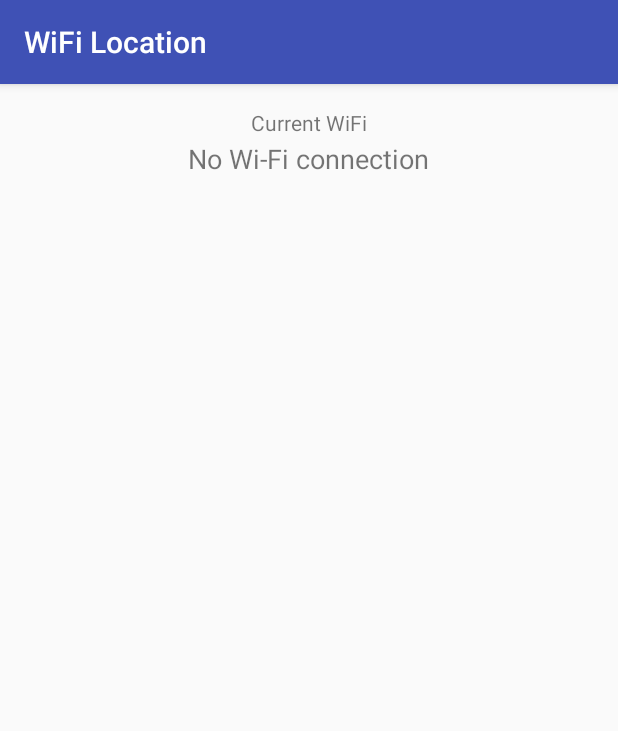
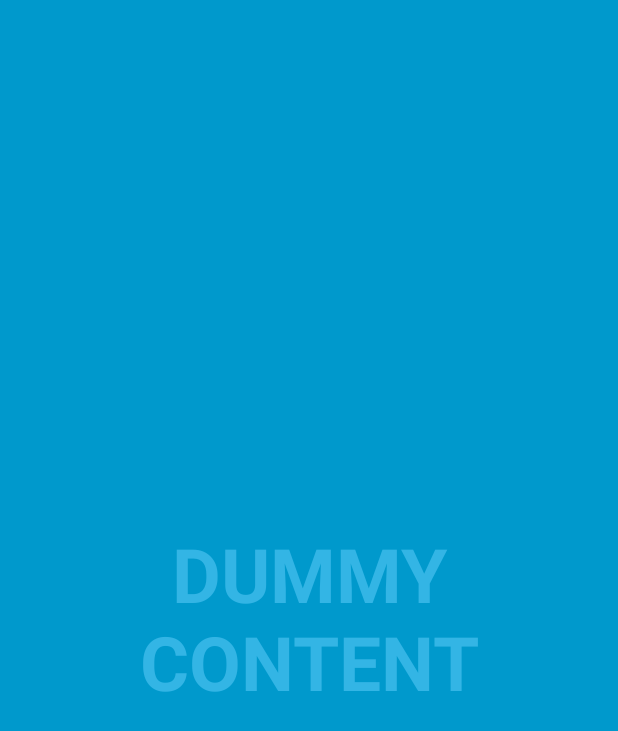
Before and after one commit to tologon/WiFi-Location, an Android app: the screen it shows after launch (WifiInformation before the commit, MapActivity after it), on a phone screen of 412 x 824 dp. Shown: the top 731 px of the screen. Run offline under Robolectric (Android 15) with nearby library versions, the phone set to English and light mode, and no system bars.

Commit message:
Add activity for displaying map of Dobbs Hall of the WIT.

```diff
--- a/app/build.gradle
+++ b/app/build.gradle
@@ -25,5 +25,6 @@ dependencies {
         exclude group: 'com.android.support', module: 'support-annotations'
     })
     compile 'com.android.support:appcompat-v7:23.4.0'
+    compile 'com.android.support:support-v4:23.4.0'
     testCompile 'junit:junit:4.12'
 }
--- a/app/src/main/AndroidManifest.xml
+++ b/app/src/main/AndroidManifest.xml
@@ -2,14 +2,14 @@
 <manifest xmlns:android="http://schemas.android.com/apk/res/android"
     package="com.tologon.android.wifilocation">
 
-    <uses-permission android:name="android.permission.ACCESS_WIFI_STATE"/>
-    <uses-permission android:name="android.permission.INTERNET"/>
-    <uses-permission android:name="android.permission.ACCESS_NETWORK_STATE"/>
-    <uses-permission android:name="android.permission.CHANGE_WIFI_STATE"/>
-    <uses-permission android:name="android.permission.ACCESS_COARSE_LOCATION"/>
-    <uses-permission android:name="android.permission.ACCESS_FINE_LOCATION"/>
-    <uses-permission android:name="android.permission.CHANGE_WIFI_MULTICAST_STATE"/>
-    <uses-permission android:name="android.permission.CHANGE_NETWORK_STATE"/>
+    <uses-permission android:name="android.permission.ACCESS_WIFI_STATE" />
+    <uses-permission android:name="android.permission.INTERNET" />
+    <uses-permission android:name="android.permission.ACCESS_NETWORK_STATE" />
+    <uses-permission android:name="android.permission.CHANGE_WIFI_STATE" />
+    <uses-permission android:name="android.permission.ACCESS_COARSE_LOCATION" />
+    <uses-permission android:name="android.permission.ACCESS_FINE_LOCATION" />
+    <uses-permission android:name="android.permission.CHANGE_WIFI_MULTICAST_STATE" />
+    <uses-permission android:name="android.permission.CHANGE_NETWORK_STATE" />
 
     <application
         android:allowBackup="true"
@@ -18,8 +18,20 @@
         android:supportsRtl="true"
         android:theme="@style/AppTheme">
         <activity android:name=".WifiInformation">
+            <!--<intent-filter>-->
+                <!--<action android:name="android.intent.action.MAIN" />-->
+
+                <!--<category android:name="android.intent.category.LAUNCHER" />-->
+            <!--</intent-filter>-->
+        </activity>
+        <activity
+            android:name=".MapActivity"
+            android:configChanges="orientation|keyboardHidden|screenSize"
+            android:label="@string/title_activity_map"
+            android:theme="@style/FullscreenTheme">
             <intent-filter>
                 <action android:name="android.intent.action.MAIN" />
+
                 <category android:name="android.intent.category.LAUNCHER" />
             </intent-filter>
         </activity>
--- /dev/null
+++ b/app/src/main/java/com/tologon/android/wifilocation/MapActivity.java
@@ -0,0 +1,163 @@
+package com.tologon.android.wifilocation;
+
+import android.annotation.SuppressLint;
+import android.support.v7.app.ActionBar;
+import android.support.v7.app.AppCompatActivity;
+import android.os.Bundle;
+import android.os.Handler;
+import android.view.MotionEvent;
+import android.view.View;
+
+/**
+ * An example full-screen activity that shows and hides the system UI (i.e.
+ * status bar and navigation/system bar) with user interaction.
+ */
+public class MapActivity extends AppCompatActivity {
+    /**
+     * Whether or not the system UI should be auto-hidden after
+     * {@link #AUTO_HIDE_DELAY_MILLIS} milliseconds.
+     */
+    private static final boolean AUTO_HIDE = true;
+
+    /**
+     * If {@link #AUTO_HIDE} is set, the number of milliseconds to wait after
+     * user interaction before hiding the system UI.
+     */
+    private static final int AUTO_HIDE_DELAY_MILLIS = 3000;
+
+    /**
+     * Some older devices needs a small delay between UI widget updates
+     * and a change of the status and navigation bar.
+     */
+    private static final int UI_ANIMATION_DELAY = 300;
+    private final Handler mHideHandler = new Handler();
+    private View mContentView;
+    private final Runnable mHidePart2Runnable = new Runnable() {
+        @SuppressLint("InlinedApi")
+        @Override
+        public void run() {
+            // Delayed removal of status and navigation bar
+
+            // Note that some of these constants are new as of API 16 (Jelly Bean)
+            // and API 19 (KitKat). It is safe to use them, as they are inlined
+            // at compile-time and do nothing on earlier devices.
+            mContentView.setSystemUiVisibility(View.SYSTEM_UI_FLAG_LOW_PROFILE
+                    | View.SYSTEM_UI_FLAG_FULLSCREEN
+                    | View.SYSTEM_UI_FLAG_LAYOUT_STABLE
+                    | View.SYSTEM_UI_FLAG_IMMERSIVE_STICKY
+                    | View.SYSTEM_UI_FLAG_LAYOUT_HIDE_NAVIGATION
+                    | View.SYSTEM_UI_FLAG_HIDE_NAVIGATION);
+        }
+    };
+    private View mControlsView;
+    private final Runnable mShowPart2Runnable = new Runnable() {
+        @Override
+        public void run() {
+            // Delayed display of UI elements
+            ActionBar actionBar = getSupportActionBar();
+            if (actionBar != null) {
+                actionBar.show();
+            }
+            mControlsView.setVisibility(View.VISIBLE);
+        }
+    };
+    private boolean mVisible;
+    private final Runnable mHideRunnable = new Runnable() {
+        @Override
+        public void run() {
+            hide();
+        }
+    };
+    /**
+     * Touch listener to use for in-layout UI controls to delay hiding the
+     * system UI. This is to prevent the jarring behavior of controls going away
+     * while interacting with activity UI.
+     */
+    private final View.OnTouchListener mDelayHideTouchListener = new View.OnTouchListener() {
+        @Override
+        public boolean onTouch(View view, MotionEvent motionEvent) {
+            if (AUTO_HIDE) {
+                delayedHide(AUTO_HIDE_DELAY_MILLIS);
+            }
+            return false;
+        }
+    };
+
+    @Override
+    protected void onCreate(Bundle savedInstanceState) {
+        super.onCreate(savedInstanceState);
+
+        setContentView(R.layout.activity_map);
+
+        mVisible = true;
+        mControlsView = findViewById(R.id.fullscreen_content_controls);
+        mContentView = findViewById(R.id.fullscreen_content);
+
+
+        // Set up the user interaction to manually show or hide the system UI.
+        mContentView.setOnClickListener(new View.OnClickListener() {
+            @Override
+            public void onClick(View view) {
+                toggle();
+            }
+        });
+
+        // Upon interacting with UI controls, delay any scheduled hide()
+        // operations to prevent the jarring behavior of controls going away
+        // while interacting with the UI.
+        findViewById(R.id.dummy_button).setOnTouchListener(mDelayHideTouchListener);
+    }
+
+    @Override
+    protected void onPostCreate(Bundle savedInstanceState) {
+        super.onPostCreate(savedInstanceState);
+
+        // Trigger the initial hide() shortly after the activity has been
+        // created, to briefly hint to the user that UI controls
+        // are available.
+        delayedHide(100);
+    }
+
+    private void toggle() {
+        if (mVisible) {
+            hide();
+        } else {
+            show();
+        }
+    }
+
+    private void hide() {
+        // Hide UI first
+        ActionBar actionBar = getSupportActionBar();
+        if (actionBar != null) {
+            actionBar.hide();
+        }
+        mControlsView.setVisibility(View.GONE);
+        mVisible = false;
+
+        // Schedule a runnable to remove the status and navigation bar after a delay
+        mHideHandler.removeCallbacks(mShowPart2Runnable);
+        mHideHandler.postDelayed(mHidePart2Runnable, UI_ANIMATION_DELAY);
+    }
+
+    @SuppressLint("InlinedApi")
+    private void show() {
+        // Show the system bar
+        mContentView.setSystemUiVisibility(View.SYSTEM_UI_FLAG_LAYOUT_FULLSCREEN
+                | View.SYSTEM_UI_FLAG_LAYOUT_HIDE_NAVIGATION);
+        mVisible = true;
+
+        // Schedule a runnable to display UI elements after a delay
+        mHideHandler.removeCallbacks(mHidePart2Runnable);
+        mHideHandler.postDelayed(mShowPart2Runnable, UI_ANIMATION_DELAY);
+    }
+
+    /**
+     * Schedules a call to hide() in [delay] milliseconds, canceling any
+     * previously scheduled calls.
+     */
+    private void delayedHide(int delayMillis) {
+        mHideHandler.removeCallbacks(mHideRunnable);
+        mHideHandler.postDelayed(mHideRunnable, delayMillis);
+    }
+}
--- /dev/null
+++ b/app/src/main/res/layout/activity_map.xml
@@ -0,0 +1,50 @@
+<FrameLayout xmlns:android="http://schemas.android.com/apk/res/android"
+    xmlns:tools="http://schemas.android.com/tools"
+    android:layout_width="match_parent"
+    android:layout_height="match_parent"
+    android:background="#0099cc"
+    tools:context="com.tologon.android.wifilocation.MapActivity">
+
+    <!-- The primary full-screen view. This can be replaced with whatever view
+         is needed to present your content, e.g. VideoView, SurfaceView,
+         TextureView, etc. -->
+    <TextView
+        android:id="@+id/fullscreen_content"
+        android:layout_width="match_parent"
+        android:layout_height="match_parent"
+        android:gravity="center"
+        android:keepScreenOn="true"
+        android:text="@string/dummy_content"
+        android:textColor="#33b5e5"
+        android:textSize="50sp"
+        android:textStyle="bold" />
+
+    <!-- This FrameLayout insets its children based on system windows using
+         android:fitsSystemWindows. -->
+    <FrameLayout
+        android:layout_width="match_parent"
+        android:layout_height="match_parent"
+        android:fitsSystemWindows="true">
+
+        <LinearLayout
+            android:id="@+id/fullscreen_content_controls"
+            style="?metaButtonBarStyle"
+            android:layout_width="match_parent"
+            android:layout_height="wrap_content"
+            android:layout_gravity="bottom|center_horizontal"
+            android:background="@color/black_overlay"
+            android:orientation="horizontal"
+            tools:ignore="UselessParent">
+
+            <Button
+                android:id="@+id/dummy_button"
+                style="?metaButtonBarButtonStyle"
+                android:layout_width="0dp"
+                android:layout_height="wrap_content"
+                android:layout_weight="1"
+                android:text="@string/dummy_button" />
+
+        </LinearLayout>
+    </FrameLayout>
+
+</FrameLayout>
--- /dev/null
+++ b/app/src/main/res/values/attrs.xml
@@ -0,0 +1,12 @@
+<resources>
+
+    <!-- Declare custom theme attributes that allow changing which styles are
+         used for button bars depending on the API level.
+         ?android:attr/buttonBarStyle is new as of API 11 so this is
+         necessary to support previous API levels. -->
+    <declare-styleable name="ButtonBarContainerTheme">
+        <attr name="metaButtonBarStyle" format="reference" />
+        <attr name="metaButtonBarButtonStyle" format="reference" />
+    </declare-styleable>
+
+</resources>
--- a/app/src/main/res/values/colors.xml
+++ b/app/src/main/res/values/colors.xml
@@ -3,4 +3,6 @@
     <color name="colorPrimary">#3F51B5</color>
     <color name="colorPrimaryDark">#303F9F</color>
     <color name="colorAccent">#FF4081</color>
+
+    <color name="black_overlay">#66000000</color>
 </resources>
--- a/app/src/main/res/values/strings.xml
+++ b/app/src/main/res/values/strings.xml
@@ -4,4 +4,8 @@
     <string name="placeholder">Placeholder Text</string>
     <string name="scan_status">WiFi Scanning...</string>
     <string name="wifi_list_title">Nearby WiFi List</string>
+
+    <string name="title_activity_map">MapActivity</string>
+    <string name="dummy_button">Dummy Button</string>
+    <string name="dummy_content">DUMMY\nCONTENT</string>
 </resources>
--- a/app/src/main/res/values/styles.xml
+++ b/app/src/main/res/values/styles.xml
@@ -8,4 +8,16 @@
         <item name="colorAccent">@color/colorAccent</item>
     </style>
 
+    <style name="FullscreenTheme" parent="AppTheme">
+        <item name="android:actionBarStyle">@style/FullscreenActionBarStyle</item>
+        <item name="android:windowActionBarOverlay">true</item>
+        <item name="android:windowBackground">@null</item>
+        <item name="metaButtonBarStyle">?android:attr/buttonBarStyle</item>
+        <item name="metaButtonBarButtonStyle">?android:attr/buttonBarButtonStyle</item>
+    </style>
+
+    <style name="FullscreenActionBarStyle" parent="Widget.AppCompat.ActionBar">
+        <item name="android:background">@color/black_overlay</item>
+    </style>
+
 </resources>
```
